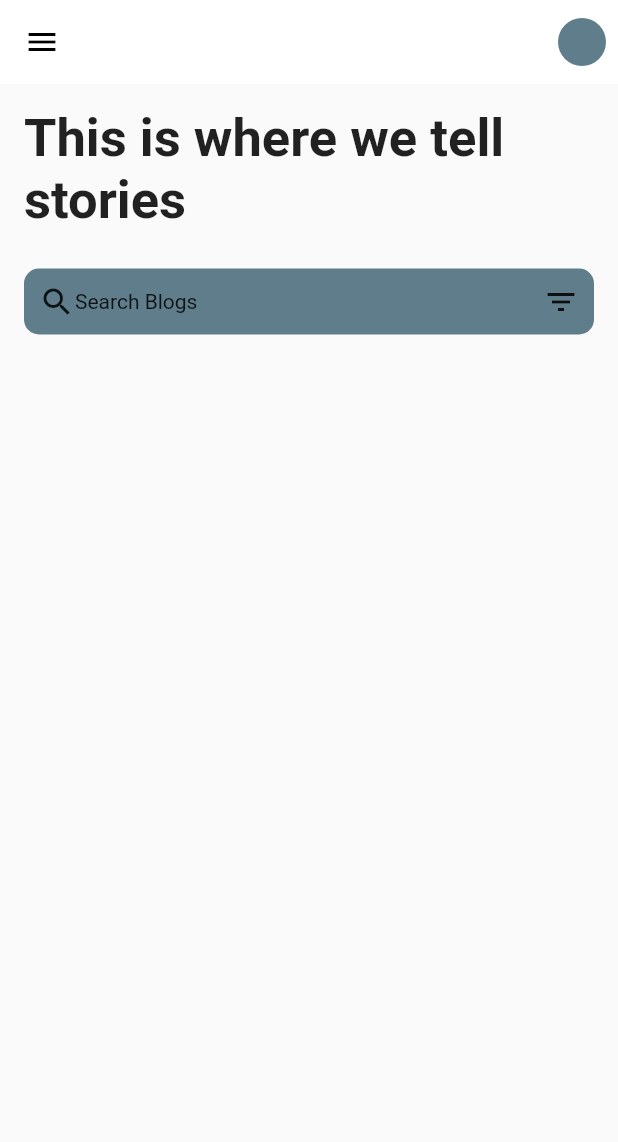
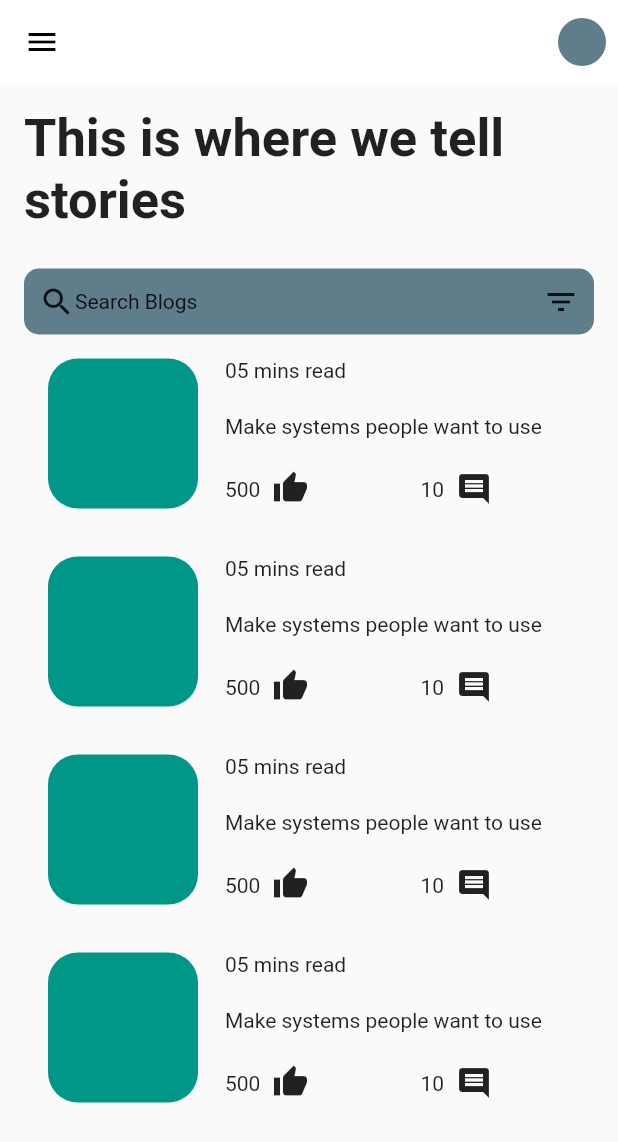
Before and after one commit to cyblogerz/Incologger, a Flutter app: the screen it shows after launch, on a phone screen of 412 x 824 dp. Shown: the top 1142 px of the screen. Run offline on Flutter 3.47's test engine with Material 2 defaults, Android fonts, the phone set to English and light mode, and no system bars.

Commit message:
Added blogview page

```diff
--- a/lib/components/blog_element.dart
+++ b/lib/components/blog_element.dart
@@ -1,4 +1,5 @@
 import 'package:flutter/material.dart';
+import 'package:incologger/screens/blog/blog_view.dart';
 
 class BlogElement extends StatelessWidget {
   BlogElement({
@@ -10,7 +11,9 @@ class BlogElement extends StatelessWidget {
 
   @override
   Widget build(BuildContext context) {
-    return Padding(
+    return GestureDetector(
+      onTap: () {Navigator.push(context, MaterialPageRoute(builder:(context) => BlogView(title: title) ));},
+      child: Padding(
         padding: const EdgeInsets.all(8.0),
         child: Row(
           children: <Widget>[
@@ -40,7 +43,7 @@ class BlogElement extends StatelessWidget {
                 children: <Widget>[
                   Text("05 mins read"),
 
-                Text("Make design systems people want to use."),
+                  Text(title),
                   Padding(
                     padding: const EdgeInsets.only(right:10.0),
                     child: Row(
@@ -49,7 +52,7 @@ class BlogElement extends StatelessWidget {
                         Row(
 
                           children: <Widget>[
-                        Text("22.8k"),
+                          Text(likes.toString()),
                           Padding(
                             padding: const EdgeInsets.only(left:8.0,bottom: 2.0),
                             child: Icon(Icons.thumb_up),
@@ -58,7 +61,7 @@ class BlogElement extends StatelessWidget {
                         Padding(
                           padding: const EdgeInsets.only(right:50.0),
                           child: Row(children: <Widget>[
-                          Text("8k"),
+                            Text(comments.toString()),
                             Padding(
                               padding: const EdgeInsets.only(left:8.0),
                               child: Icon(Icons.comment),
@@ -76,6 +79,7 @@ class BlogElement extends StatelessWidget {
           ),
           ],
         ),
+      ),
     );
   }
 }
--- a/lib/screens/home/home.dart
+++ b/lib/screens/home/home.dart
@@ -1,6 +1,8 @@
 import 'package:flutter/material.dart';
 import 'package:incologger/components/blog_element.dart';
 import 'package:incologger/components/search_box.dart';
+import 'package:incologger/models/blog_shrink_model.dart';
+
 
 class Home extends StatelessWidget {
   const Home({ Key? key }) : super(key: key);
@@ -49,6 +51,13 @@ class Home extends StatelessWidget {
                   height: 25,
                 ),
                 SearchBox(),
+                ListView.builder(
+                  shrinkWrap: true,
+                  physics: ScrollPhysics(),
+                  itemCount: blogShrinkData.length,
+                  itemBuilder: (context,index){
+                  return BlogElement(title: blogShrinkData[index].title, likes: blogShrinkData[index].likes, comments: blogShrinkData[index].comments);
+                })
               ],
             ),
           ),
```
Also changed, not shown: lib/screens/blog/blog_view.dart (added, +15 -0 lines). Lines whose indentation alone changed are shown as unchanged.
